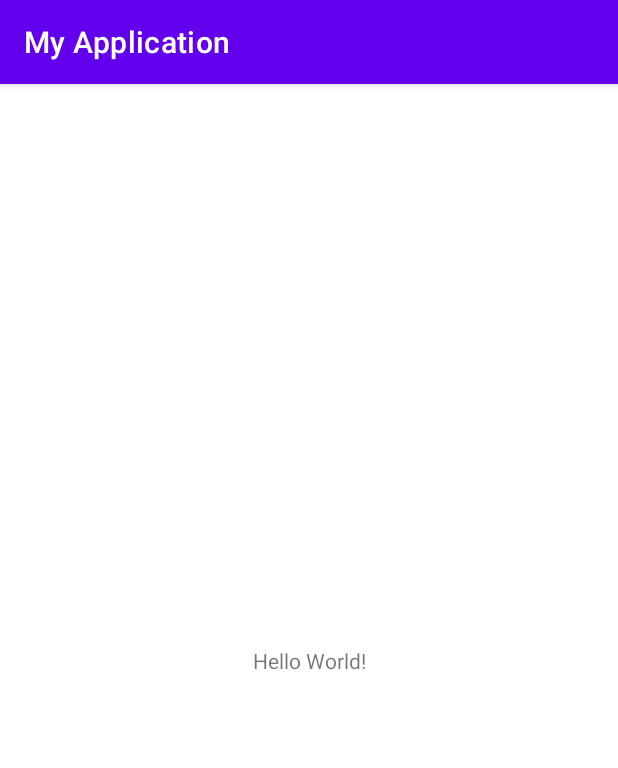
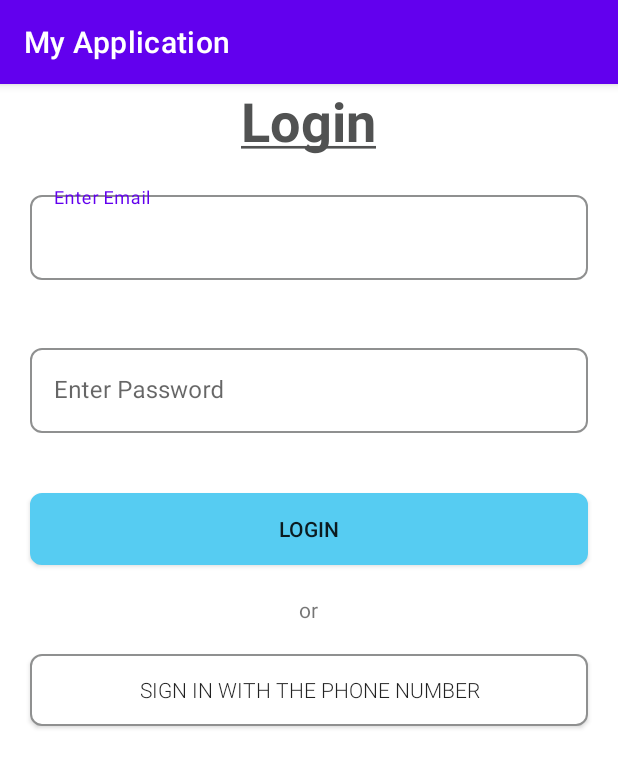
Before and after one commit to shivamsharma01/ParkMe, an Android app: the screen it shows after launch (MainActivity), on a phone screen of 412 x 824 dp. Shown: the top 768 px of the screen. Run offline under Robolectric (Android 15) with nearby library versions, the phone set to English and light mode, and no system bars.

Commit message:
login screen

```diff
--- a/app/build.gradle
+++ b/app/build.gradle
@@ -34,6 +34,7 @@ dependencies {
     implementation 'com.google.android.material:material:1.3.0'
     implementation 'androidx.constraintlayout:constraintlayout:2.0.4'
     testImplementation 'junit:junit:4.+'
+    implementation "com.google.android.material:material:1.3.0"
     androidTestImplementation 'androidx.test.ext:junit:1.1.2'
     androidTestImplementation 'androidx.test.espresso:espresso-core:3.3.0'
 }
--- a/app/src/main/java/com/android/parkme/MainActivity.java
+++ b/app/src/main/java/com/android/parkme/MainActivity.java
@@ -11,4 +11,5 @@ public class MainActivity extends AppCompatActivity {
         super.onCreate(savedInstanceState);
         setContentView(R.layout.activity_main);
     }
+
 }
--- /dev/null
+++ b/app/src/main/res/drawable/background.xml
@@ -0,0 +1,12 @@
+<?xml version="1.0" encoding="UTF-8"?>
+<shape xmlns:android="http://schemas.android.com/apk/res/android">
+    <solid android:color="#FFFFFF"/>
+    <stroke
+        android:width="1dp"
+        android:color="#8F9090" />
+    <corners
+        android:bottomRightRadius="7dp"
+        android:bottomLeftRadius="7dp"
+        android:topLeftRadius="7dp"
+        android:topRightRadius="7dp"/>
+</shape>
--- a/app/src/main/res/layout/activity_main.xml
+++ b/app/src/main/res/layout/activity_main.xml
@@ -1,18 +1,68 @@
 <?xml version="1.0" encoding="utf-8"?>
-<androidx.constraintlayout.widget.ConstraintLayout xmlns:android="http://schemas.android.com/apk/res/android"
-    xmlns:app="http://schemas.android.com/apk/res-auto"
+<LinearLayout xmlns:android="http://schemas.android.com/apk/res/android"
     xmlns:tools="http://schemas.android.com/tools"
     android:layout_width="match_parent"
     android:layout_height="match_parent"
+    android:orientation="vertical"
     tools:context=".MainActivity">
 
     <TextView
+        android:id="@+id/login_header"
         android:layout_width="wrap_content"
         android:layout_height="wrap_content"
-        android:text="Hello World!"
-        app:layout_constraintBottom_toBottomOf="parent"
-        app:layout_constraintLeft_toLeftOf="parent"
-        app:layout_constraintRight_toRightOf="parent"
-        app:layout_constraintTop_toTopOf="parent" />
+        android:text="@string/login_head"
+        android:textColor="@color/login_head"
+        android:textSize="36dp"
+        android:layout_gravity="center"
+        android:textStyle="bold" />
 
-</androidx.constraintlayout.widget.ConstraintLayout>
+    <com.google.android.material.textfield.TextInputLayout
+        android:id="@+id/login_email"
+        android:layout_width="match_parent"
+        android:layout_height="wrap_content"
+        android:hint="@string/login_email"
+        android:layout_margin="20dp"
+        style="@style/Widget.MaterialComponents.TextInputLayout.OutlinedBox">
+        <com.google.android.material.textfield.TextInputEditText
+            android:layout_width="match_parent"
+            android:layout_height="wrap_content"
+            android:background="@drawable/background"
+            />
+    </com.google.android.material.textfield.TextInputLayout>
+
+    <com.google.android.material.textfield.TextInputLayout
+        android:id="@+id/login_password"
+        android:layout_width="match_parent"
+        android:layout_height="wrap_content"
+        android:hint="@string/login_password"
+        android:layout_margin="20dp"
+        style="@style/Widget.MaterialComponents.TextInputLayout.OutlinedBox">
+        <com.google.android.material.textfield.TextInputEditText
+            android:layout_width="match_parent"
+            android:layout_height="wrap_content"
+            android:background="@drawable/background"
+            android:inputType="textPassword"/>
+    </com.google.android.material.textfield.TextInputLayout>
+    <androidx.appcompat.widget.AppCompatButton
+        android:layout_width="match_parent"
+        android:layout_height="wrap_content"
+        android:layout_margin="20dp"
+        android:text="@string/login_button_text"
+        android:background="@drawable/background"
+        android:backgroundTint="@color/login_button"
+        />
+    <TextView
+        android:layout_width="wrap_content"
+        android:layout_height="wrap_content"
+        android:text="or"
+        android:layout_gravity="center"/>
+    <androidx.appcompat.widget.AppCompatButton
+        android:layout_width="match_parent"
+        android:layout_height="wrap_content"
+        android:layout_margin="20dp"
+        android:fontFamily="sans-serif-light"
+        android:text="@string/login_sign_in_with_the_phone_number"
+        android:background="@drawable/background"
+        />
+
+</LinearLayout>
--- a/app/src/main/res/values/colors.xml
+++ b/app/src/main/res/values/colors.xml
@@ -1,6 +1,6 @@
 <?xml version="1.0" encoding="utf-8"?>
 <resources>
-    <color name="login_fill">#515252</color>
+    <color name="login_head">#515252</color>
     <color name="field_hover">#4B84F1</color>
     <color name="login_text">#8F9090</color>
     <color name="login_button">#56CCF2</color>
--- a/app/src/main/res/values/strings.xml
+++ b/app/src/main/res/values/strings.xml
@@ -1,3 +1,8 @@
 <resources>
     <string name="app_name">My Application</string>
+    <string name="login_head"><u>Login</u></string>
+    <string name="login_email">Enter Email</string>
+    <string name="login_password">Enter Password</string>
+    <string name="login_button_text">Login</string>
+    <string name="login_sign_in_with_the_phone_number">Sign in with the phone number</string>
 </resources>
```
